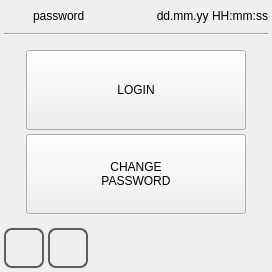
Old version of the form qt_library/ATCMsystem/login_pwd.ui in the repository MECTsrl/mect_plugins.
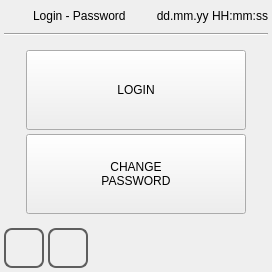
New version of the form. Icons and pictures are not drawn.

Commit message: Feature #648 Login/Logout di libreria: Fix Page Icon and title

Patch:
```diff
--- a/qt_library/ATCMsystem/login_pwd.ui
+++ b/qt_library/ATCMsystem/login_pwd.ui
@@ -77,7 +77,7 @@
         <enum>Qt::NoFocus</enum>
        </property>
        <property name="text">
-        <string>password</string>
+        <string>Login - Password</string>
        </property>
       </widget>
      </item>
```
Left out of the diff: 2 changed lines with no effect on the pictures. The commit also changes 1 other file.
